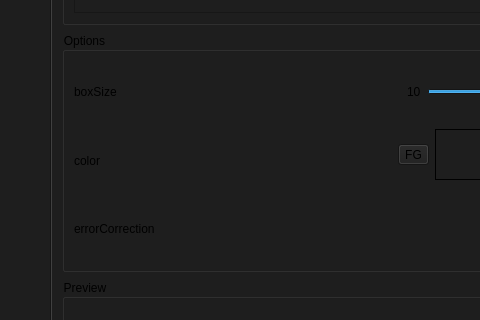
First picture: the form in generate_and_decode.ui, repository knocek/qr-code-generator, before the edit; both pictures show x 0 to 480 and y 171 to 491 of the 1200 by 800 pixel window.
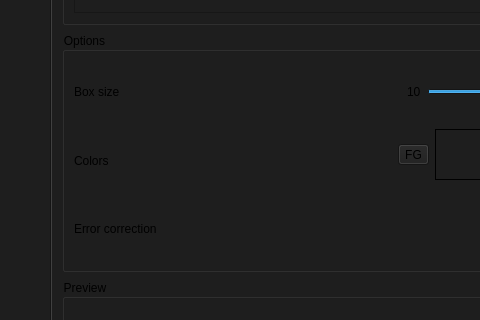
Second picture: the form after the edit. Icons and pictures are not drawn.

The edit to the form file:
```diff
--- a/generate_and_decode.ui
+++ b/generate_and_decode.ui
@@ -325,14 +325,14 @@
                 <item row="2" column="0">
                  <widget class="QLabel" name="errorCorrectionLabel">
                   <property name="text">
-                   <string>errorCorrection</string>
+                   <string>Error correction</string>
                   </property>
                  </widget>
                 </item>
                 <item row="1" column="0">
                  <widget class="QLabel" name="colorLabel">
                   <property name="text">
-                   <string>color</string>
+                   <string>Colors</string>
                   </property>
                  </widget>
                 </item>
@@ -368,7 +368,7 @@
                 <item row="0" column="0">
                  <widget class="QLabel" name="boxSizeLabel">
                   <property name="text">
-                   <string>boxSize</string>
+                   <string>Box size</string>
                   </property>
                  </widget>
                 </item>
```
